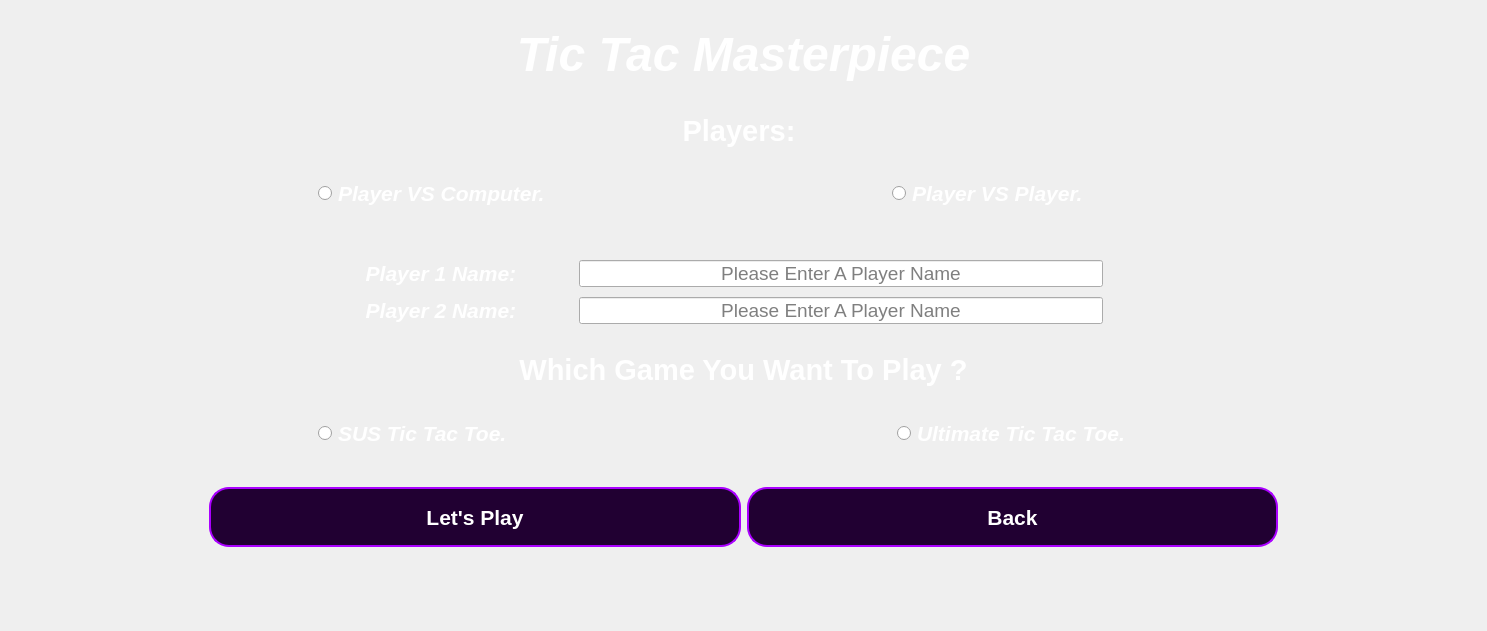
Before: the Qt Designer form manuwindow.ui in Mohammed-3tef/Tic_Tac_Masterpiece_GUI, drawn with Qt 5.
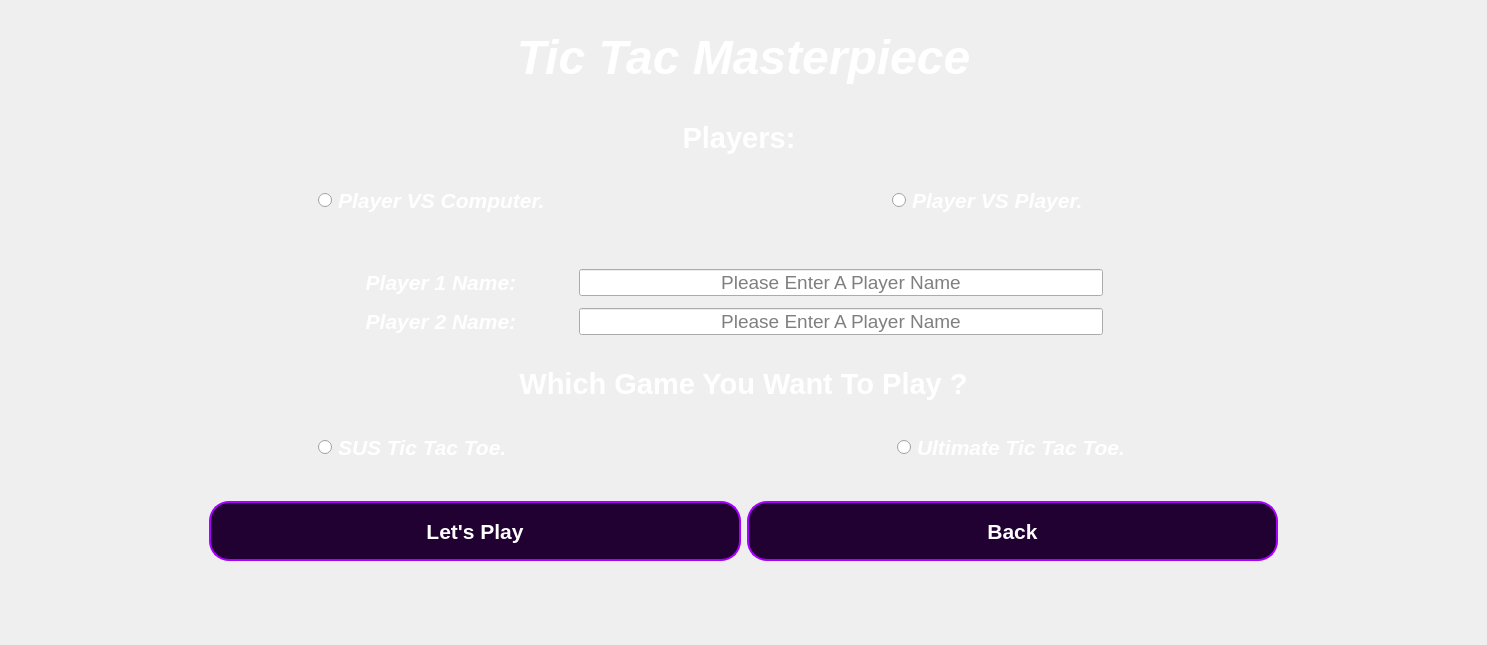
After: the same form once the commit is applied. Icons and pictures are not drawn.

The edit to the form file:
```diff
--- a/manuwindow.ui
+++ b/manuwindow.ui
@@ -7,7 +7,7 @@
     <x>0</x>
     <y>0</y>
     <width>1487</width>
-    <height>631</height>
+    <height>645</height>
    </rect>
   </property>
   <property name="windowTitle">
@@ -120,8 +120,8 @@
       </property>
      </widget>
     </item>
-    <item row="4" column="0" alignment="">
-     <widget class="QFrame" name="">
+    <item row="4" column="0">
+     <widget class="QFrame" name="frame">
       <property name="sizePolicy">
        <sizepolicy hsizetype="Preferred" vsizetype="Expanding">
         <horstretch>0</horstretch>
```
Left out of the diff: 10 changed lines with no effect on the pictures.
